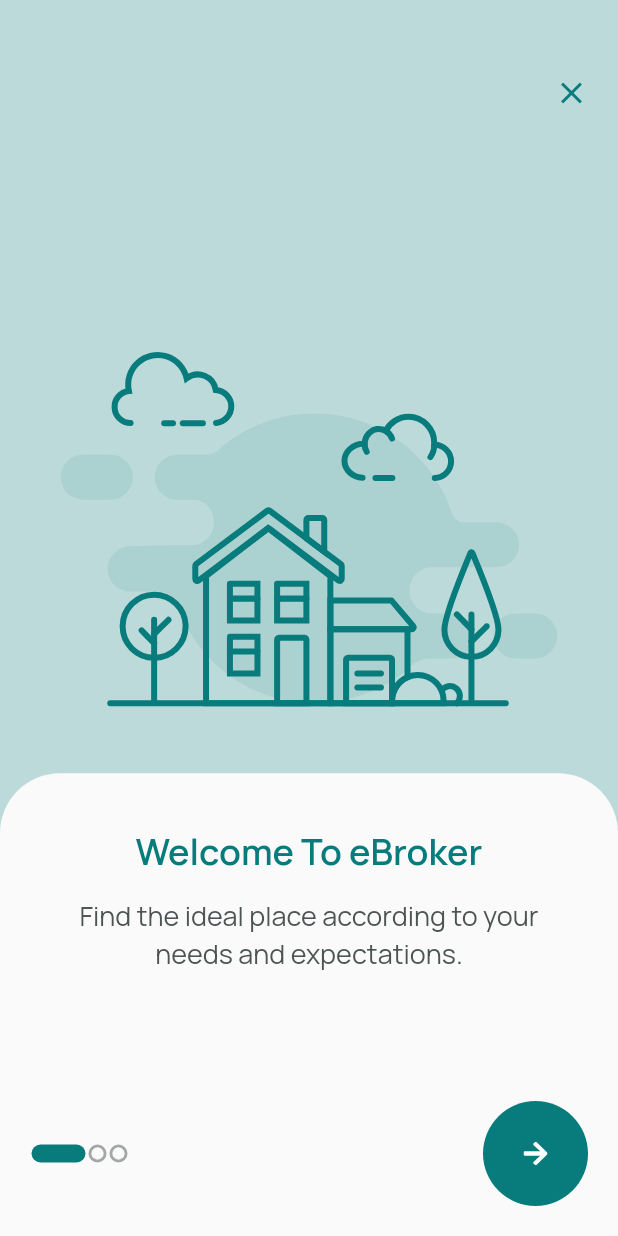
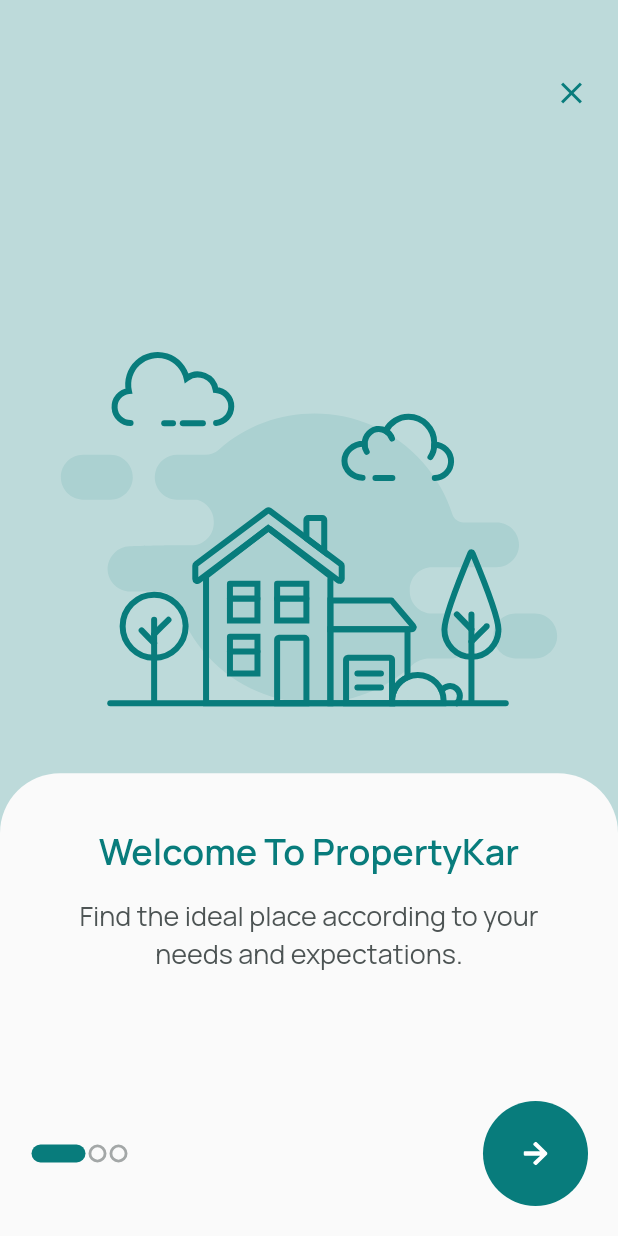
Before and after one commit to prashantnane/broker-app, a Flutter app: the OnboardingScreen screen opened by its route, on a phone screen of 412 x 824 dp. Run offline on Flutter 3.47's test engine with Material 2 defaults, Android fonts, the phone set to English and light mode, and no system bars; our stand-ins replace audioplayers, awesome_notifications, bloc, cached_network_image, connectivity_plus, country_picker and 36 more; missing offline and left inert: any_link_preview, encrypt, file_icon, flutter_paystack, flutter_sim_country_code and 9 more; accounts and stored records are empty; network calls fail; key blocks and very long unbroken strings in the code were emptied for the run.

Commit message:
style: app logo and splash logo added

```diff
--- a/assets/languages/template.json
+++ b/assets/languages/template.json
@@ -200,7 +200,7 @@
 	"writeHere": "Write here",
     "notification":"Notification",
 	"onboarding_1_description": "Find the ideal place according to your\nneeds and expectations.",
-	"onboarding_1_title": "Welcome To eBroker",
+	"onboarding_1_title": "Welcome To PropertyKar",
 	"onboarding_2_description": "You can search thousand property, for your life in this platform with easy and fast",
 	"onboarding_2_title": "Find your Best Property",
 	"onboarding_3_description": "Buy & sell your expected house\nfrom phone with eBroker",
--- a/lib/Ui/screens/onboarding/onboarding_screen.dart
+++ b/lib/Ui/screens/onboarding/onboarding_screen.dart
@@ -33,7 +33,7 @@ class _OnboardingScreenState extends State<OnboardingScreen> {
     List slidersList = [
       {
         'lottie': "assets/lottie/onbo_a.json",
-        'title': UiUtils.getTranslatedLabel(context, "onboarding_1_title"),
+        'title': 'Welcome To PropertyKar',
         'description':
             UiUtils.getTranslatedLabel(context, "onboarding_1_description"),
         'button': 'next_button.svg'
--- a/lib/utils/AppIcon.dart
+++ b/lib/utils/AppIcon.dart
@@ -5,7 +5,7 @@ class AppIcons {
   //
   static const String _basePath = "assets/svg/";
   //** */
-  static String splashLogo = _svgPath("Logo/splashlogo");
+  static String splashLogo = _svgPath("Logo/SplashPropertyKar");
   static String magic = _svgPath("magic");
   static String bin = _svgPath("bin");
   static String chat = _svgPath("inactive_chat");
@@ -52,7 +52,7 @@ class AppIcons {
   static String logoutDoor = _svgPath("logout_door");
   static String forRent = _svgPath("for_rent");
   static String forSale = _svgPath("for_sale");
-  static String homeLogo = _svgPath("Logo/homelogo");
+  static String homeLogo = _svgPath("Logo/PropertyKar");
   static String placeHolder = _svgPath("Logo/placeholder");
   static String noInternet = _svgPath("no_internet");
   static String propertyMap = _svgPath("propertymap");
```
Also changed, not shown: assets/svg/Logo/PropertyKar.png (added), assets/svg/Logo/PropertyKar.svg (added), assets/svg/Logo/SplashPropertyKar.svg (added), 1 other file.
